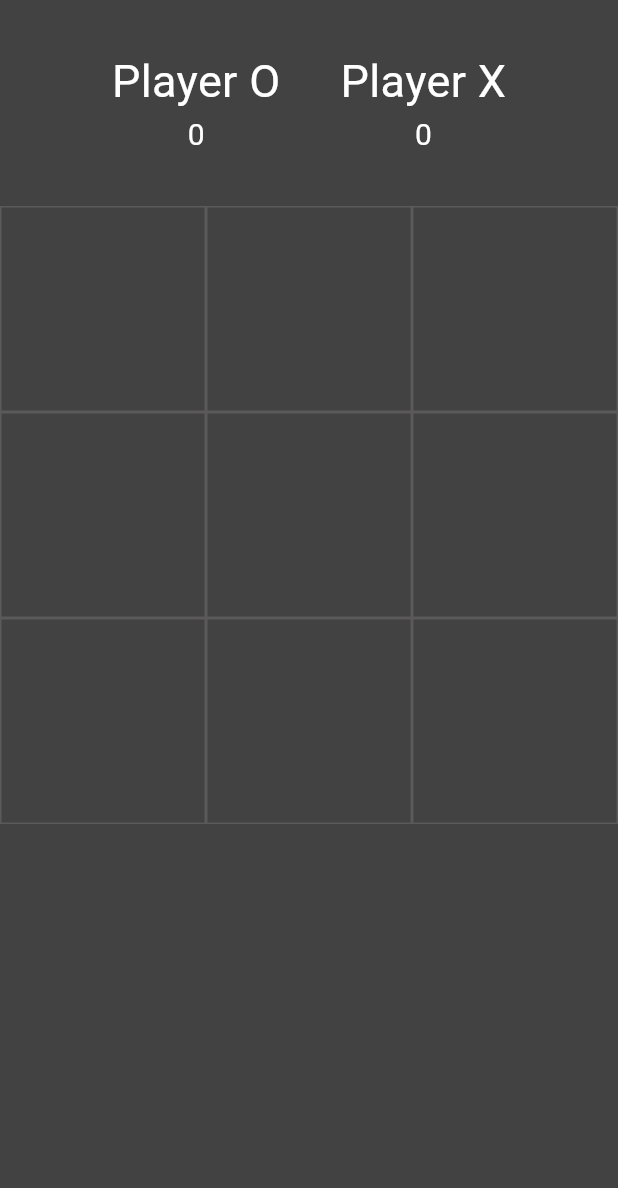
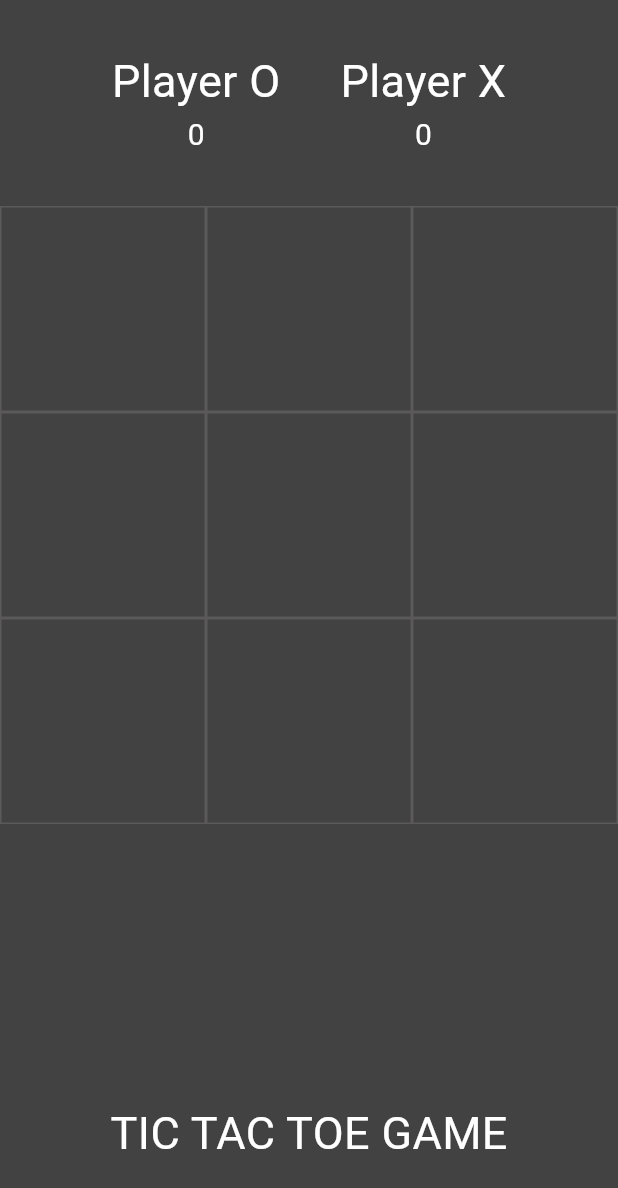
Before and after one commit to souadha986/E-commerce-app, a Flutter app: the screen it shows after launch, on a phone screen of 412 x 824 dp. Shown: the top 1188 px of the screen. Run offline on Flutter 3.47's test engine with Material 3 defaults, Android fonts, the phone set to English and light mode, and no system bars.

```diff
--- a/lib/main.dart
+++ b/lib/main.dart
@@ -99,8 +99,13 @@ class _HomePageState extends State<HomePage> {
           ),
           Expanded(
               child: Container(
-                  //color: Colors.red,
-                  )),
+            child: Center(
+              child: Text(
+                'TIC TAC TOE GAME',
+                style: mytextstyle,
+              ),
+            ),
+          )),
         ]));
   }
 
```
